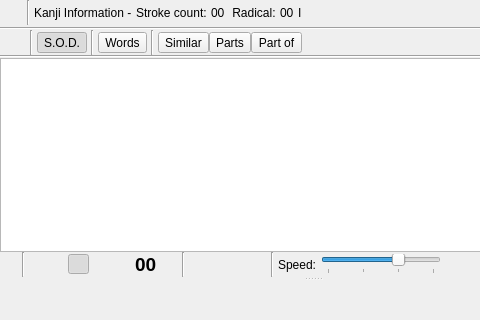
Before: the Qt Designer form kanjiinfoform.ui in z1dev/zkanji, drawn with Qt 5; both pictures show x 0 to 480 and y 0 to 320 of the 625 by 435 pixel window.
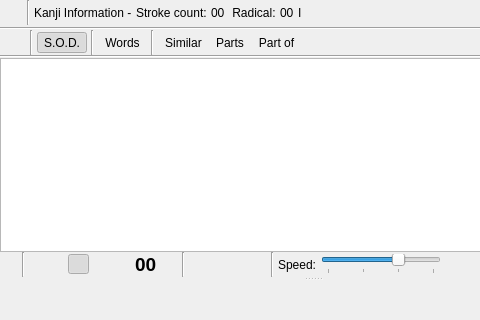
After: the same form once the commit is applied. Icons and pictures are not drawn. Custom widgets are drawn as their Qt base class.

Commit message: * Tree views now show horizontal scroll bar when content is too wide. * Added underlined shortcut to the main menu. * Moved edit buttons of the word group widget to be placed vertically so it takes up less horizontal space. * Some small UI changes, like setting buttons auto-raise.

What changed in the file:
```diff
--- a/kanjiinfoform.ui
+++ b/kanjiinfoform.ui
@@ -275,6 +275,9 @@
          <property name="checkable">
           <bool>true</bool>
          </property>
+         <property name="autoRaise">
+          <bool>true</bool>
+         </property>
         </widget>
        </item>
        <item>
@@ -300,6 +303,9 @@
            <property name="checkable">
             <bool>true</bool>
            </property>
+           <property name="autoRaise">
+            <bool>true</bool>
+           </property>
           </widget>
          </item>
          <item>
@@ -313,6 +319,9 @@
            <property name="checkable">
             <bool>true</bool>
            </property>
+           <property name="autoRaise">
+            <bool>true</bool>
+           </property>
           </widget>
          </item>
          <item>
@@ -326,6 +335,9 @@
            <property name="checkable">
             <bool>true</bool>
            </property>
+           <property name="autoRaise">
+            <bool>true</bool>
+           </property>
           </widget>
          </item>
         </layout>
```
Left out of the diff: 5 changed lines with no effect on the pictures. The commit also changes 13 other files.
